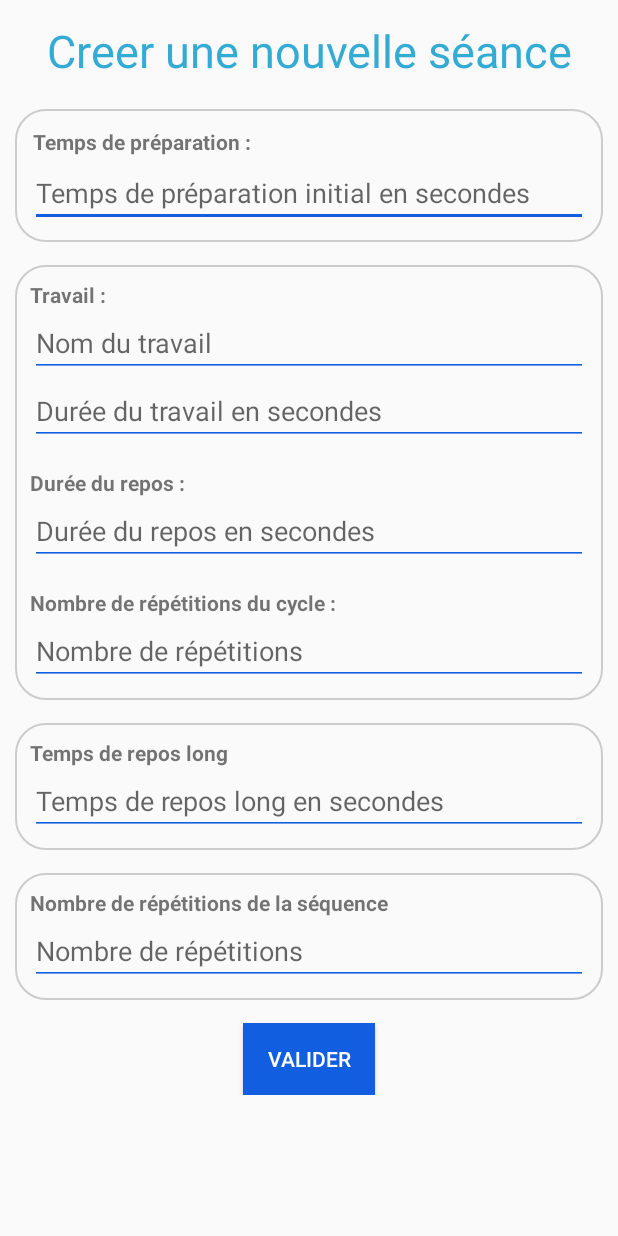
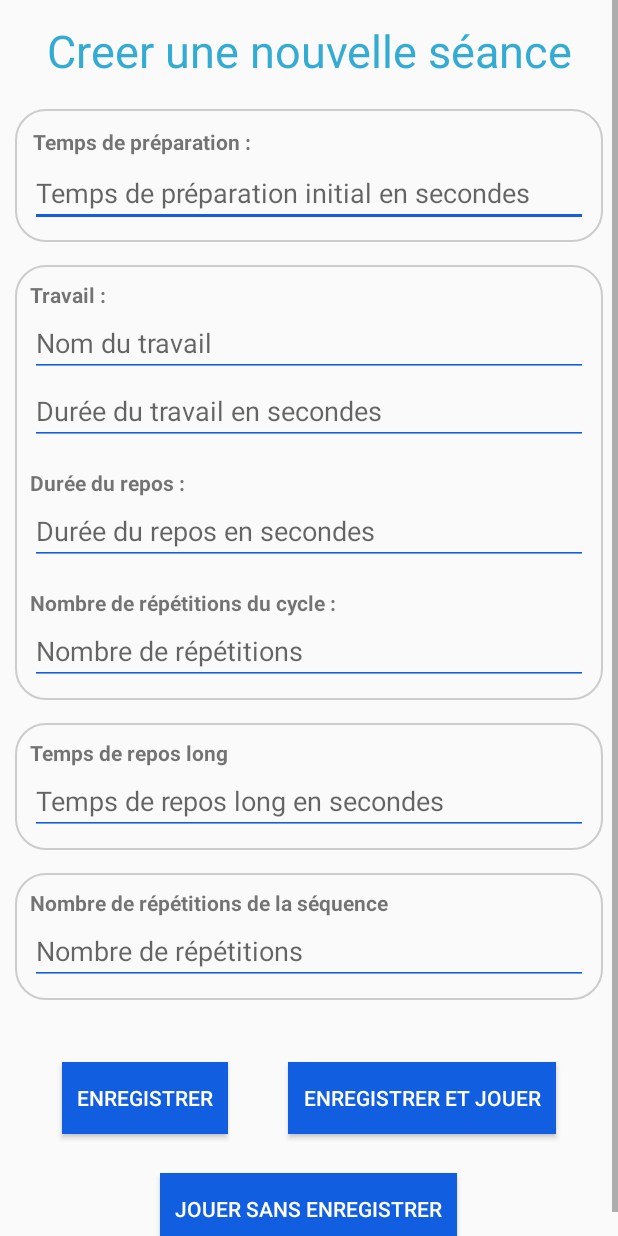
Before and after one commit to teo20515/Projet_HIIT, an Android app: the CreerEntrainementActivity screen opened directly, with no data from a screen before it, on a phone screen of 412 x 824 dp. Run offline under Robolectric (Android 15) with nearby library versions, the phone set to English and light mode, and no system bars; our stand-ins replace Room's generated code.

Commit message:
-Ajout d'options de validation lors de la création d'un entrainement -Sauvegarde des infos lors du passage en mode paysage sur la création d'entrainement -Desactivation du bouton pause/play a la fin de l'entrainement (fesait bugger)

```diff
--- a/app/src/main/java/com/example/projet_hiit/adapters/RecyclerViewListeSeancesAdapter.java
+++ b/app/src/main/java/com/example/projet_hiit/adapters/RecyclerViewListeSeancesAdapter.java
@@ -95,9 +95,9 @@ public class RecyclerViewListeSeancesAdapter extends RecyclerView.Adapter<Recycl
         String nomTravail = data.get(position).getSequence().getCycle().getTravail().getNom();
         String dureeTravail = String.valueOf(data.get(position).getSequence().getCycle().getTravail().getDuree());
         String dureeRepos = String.valueOf(data.get(position).getSequence().getCycle().getRepos());
-        String nbRepetitionsCycle = "x"+String.valueOf(data.get(position).getSequence().getCycle().getRepetitions());
+        String nbRepetitionsCycle = "x"+ data.get(position).getSequence().getCycle().getRepetitions();
         String dureeReposLong = String.valueOf(data.get(position).getSequence().getReposLong());
-        String nbRepetitionsSequence = "x"+String.valueOf(data.get(position).getSequence().getRepetitions());
+        String nbRepetitionsSequence = "x"+ data.get(position).getSequence().getRepetitions();
 
         holder.dureePreparation.setText(tempsPreparation);
         holder.nomTravail.setText(nomTravail);
--- a/app/src/main/java/com/example/projet_hiit/db/compteur/OnUpdateListener.java
+++ b/app/src/main/java/com/example/projet_hiit/db/compteur/OnUpdateListener.java
@@ -8,6 +8,6 @@ package com.example.projet_hiit.db.compteur;
 public interface OnUpdateListener {
 
     // Méthode appelée à chaque update de l'objet de type UpdateSource (après abonnement)
-    public void onUpdate();
+    void onUpdate();
 
 }
--- a/app/src/main/res/layout/activity_creer_entrainement.xml
+++ b/app/src/main/res/layout/activity_creer_entrainement.xml
@@ -14,153 +14,187 @@
         <TextView
             android:layout_width="match_parent"
             android:layout_height="wrap_content"
+            android:layout_marginBottom="15sp"
+            android:gravity="center"
+            android:padding="3sp"
             android:text="Creer une nouvelle séance"
-            android:textSize="30sp"
-            android:gravity="center"
             android:textColor="@color/lightBlue"
-            android:padding="3sp"
-            android:layout_marginBottom="15sp"/>
+            android:textSize="30sp" />
 
         <LinearLayout
             android:layout_width="match_parent"
             android:layout_height="wrap_content"
-        android:orientation="vertical"
-        android:background="@drawable/customborder">
+            android:background="@drawable/customborder"
+            android:orientation="vertical">
 
             <TextView
                 android:layout_width="wrap_content"
                 android:layout_height="wrap_content"
-            android:textStyle="bold"
+                android:layout_margin="2sp"
                 android:text="Temps de préparation :"
-            android:layout_margin="2sp"/>
+                android:textStyle="bold" />
 
             <EditText
                 android:id="@+id/creerEntrainementPreparation"
                 android:layout_width="match_parent"
                 android:layout_height="match_parent"
-            android:inputType="number"
+                android:backgroundTint="@color/midBlue"
                 android:hint="Temps de préparation initial en secondes"
-            android:backgroundTint="@color/midBlue"/>
+                android:inputType="number" />
 
         </LinearLayout>
 
         <LinearLayout
             android:layout_width="match_parent"
             android:layout_height="wrap_content"
-        android:orientation="vertical"
             android:layout_marginTop="15sp"
-        android:background="@drawable/customborder">
+            android:background="@drawable/customborder"
+            android:orientation="vertical">
 
             <TextView
                 android:layout_width="wrap_content"
                 android:layout_height="wrap_content"
-            android:textStyle="bold"
-            android:text="Travail : "/>
+                android:text="Travail : "
+                android:textStyle="bold" />
 
             <EditText
                 android:id="@+id/creerEntrainementNomTravail"
                 android:layout_width="match_parent"
                 android:layout_height="match_parent"
-            android:inputType="text"
+                android:backgroundTint="@color/midBlue"
                 android:hint="Nom du travail"
-            android:backgroundTint="@color/midBlue"/>
+                android:inputType="text" />
 
             <EditText
                 android:id="@+id/creerEntrainementDureeTravail"
                 android:layout_width="match_parent"
                 android:layout_height="match_parent"
-            android:inputType="number"
+                android:backgroundTint="@color/midBlue"
                 android:hint="Durée du travail en secondes"
-            android:backgroundTint="@color/midBlue"/>
+                android:inputType="number" />
 
             <TextView
                 android:layout_width="match_parent"
                 android:layout_height="match_parent"
-            android:textStyle="bold"
+                android:layout_marginTop="15sp"
                 android:text="Durée du repos :"
-            android:layout_marginTop="15sp"/>
+                android:textStyle="bold" />
 
             <EditText
                 android:id="@+id/creerEntrainementDureeRepos"
                 android:layout_width="match_parent"
                 android:layout_height="match_parent"
-            android:inputType="number"
+                android:backgroundTint="@color/midBlue"
                 android:hint="Durée du repos en secondes"
-            android:backgroundTint="@color/midBlue"/>
+                android:inputType="number" />
 
             <TextView
                 android:layout_width="wrap_content"
                 android:layout_height="wrap_content"
-            android:textStyle="bold"
+                android:layout_marginTop="15sp"
                 android:text="Nombre de répétitions du cycle :"
-            android:layout_marginTop="15sp"/>
+                android:textStyle="bold" />
 
 
             <EditText
                 android:id="@+id/creerEntrainementRepetitionsCycle"
                 android:layout_width="match_parent"
                 android:layout_height="match_parent"
-            android:inputType="number"
+                android:backgroundTint="@color/midBlue"
                 android:hint="Nombre de répétitions"
-            android:backgroundTint="@color/midBlue"/>
+                android:inputType="number" />
 
         </LinearLayout>
 
         <LinearLayout
             android:layout_width="match_parent"
             android:layout_height="wrap_content"
-        android:orientation="vertical"
             android:layout_marginTop="15sp"
-        android:background="@drawable/customborder">
+            android:background="@drawable/customborder"
+            android:orientation="vertical">
 
             <TextView
                 android:layout_width="wrap_content"
                 android:layout_height="wrap_content"
-            android:textStyle="bold"
-            android:text="Temps de repos long"/>
+                android:text="Temps de repos long"
+                android:textStyle="bold" />
 
             <EditText
                 android:id="@+id/creerEntrainementDureeReposLong"
                 android:layout_width="match_parent"
                 android:layout_height="match_parent"
-            android:inputType="number"
+                android:backgroundTint="@color/midBlue"
                 android:hint="Temps de repos long en secondes"
-            android:backgroundTint="@color/midBlue"/>
+                android:inputType="number" />
 
         </LinearLayout>
 
         <LinearLayout
             android:layout_width="match_parent"
             android:layout_height="wrap_content"
-        android:orientation="vertical"
             android:layout_marginTop="15sp"
-        android:background="@drawable/customborder">
+            android:background="@drawable/customborder"
+            android:orientation="vertical">
 
             <TextView
                 android:layout_width="match_parent"
                 android:layout_height="match_parent"
-            android:textStyle="bold"
-            android:text="Nombre de répétitions de la séquence"/>
+                android:text="Nombre de répétitions de la séquence"
+                android:textStyle="bold" />
 
             <EditText
                 android:id="@+id/creerEntrainementRepetitionsSequence"
                 android:layout_width="match_parent"
                 android:layout_height="match_parent"
-            android:inputType="number"
+                android:backgroundTint="@color/midBlue"
                 android:hint="Nombre de répétitions"
-            android:backgroundTint="@color/midBlue" />
+                android:inputType="number" />
+
+        </LinearLayout>
+
+        <LinearLayout
+            android:layout_width="match_parent"
+            android:layout_height="wrap_content"
+            android:gravity="center"
+            android:minHeight="100sp"
+            android:orientation="horizontal">
+
+            <Button
+                android:layout_width="wrap_content"
+                android:layout_height="wrap_content"
+                android:layout_gravity="center"
+                android:layout_marginTop="15sp"
+                android:layout_marginEnd="20sp"
+                android:background="@color/midBlue"
+                android:onClick="enregistrer"
+                android:padding="10sp"
+                android:text="Enregistrer"
+                android:textColor="@color/white" />
+
+            <Button
+                android:layout_width="wrap_content"
+                android:layout_height="wrap_content"
+                android:layout_gravity="center"
+                android:layout_marginStart="20sp"
+                android:layout_marginTop="15sp"
+                android:background="@color/midBlue"
+                android:onClick="enregistrerEtJouer"
+                android:padding="10sp"
+                android:text="Enregistrer et jouer"
+                android:textColor="@color/white" />
 
         </LinearLayout>
 
         <Button
             android:layout_width="wrap_content"
             android:layout_height="wrap_content"
-            android:text="Valider"
             android:layout_gravity="center"
-            android:onClick="creerNouvelleSeance"
             android:layout_marginTop="15sp"
             android:background="@color/midBlue"
-            android:textColor="@color/white"/>
+            android:onClick="jouerSansEnregistrer"
+            android:padding="10sp"
+            android:text="Jouer sans enregistrer"
+            android:textColor="@color/white" />
 
     </LinearLayout>
 
--- a/app/src/main/res/layout/activity_jouer_entrainement.xml
+++ b/app/src/main/res/layout/activity_jouer_entrainement.xml
@@ -1,6 +1,5 @@
 <?xml version="1.0" encoding="utf-8"?>
 <LinearLayout xmlns:android="http://schemas.android.com/apk/res/android"
-    xmlns:app="http://schemas.android.com/apk/res-auto"
     xmlns:tools="http://schemas.android.com/tools"
     android:id="@+id/jouer_entrainement_mainlayout"
     android:layout_width="match_parent"
@@ -27,6 +26,7 @@
     <Button
         android:layout_width="wrap_content"
         android:layout_height="wrap_content"
+        android:id="@+id/bouton_pauseplay"
         android:onClick="pausePlay"
         android:text="Pause / Play"/>
 
```
Also changed, not shown: app/src/main/java/com/example/projet_hiit/CreerEntrainementActivity.java (+101 -33 lines), app/src/main/java/com/example/projet_hiit/JouerEntrainementActivity.java (+3 -4 lines), app/src/main/java/com/example/projet_hiit/MainActivity.java (+3 -5 lines). Lines whose indentation alone changed are shown as unchanged.
